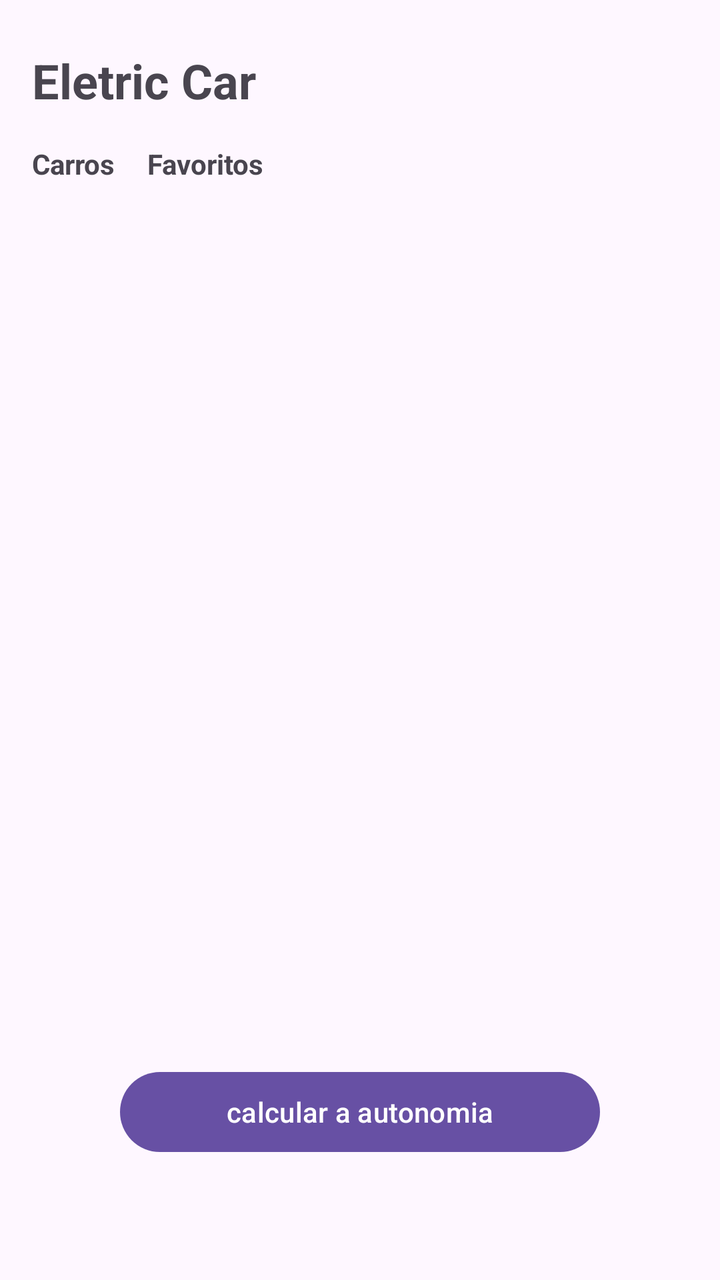
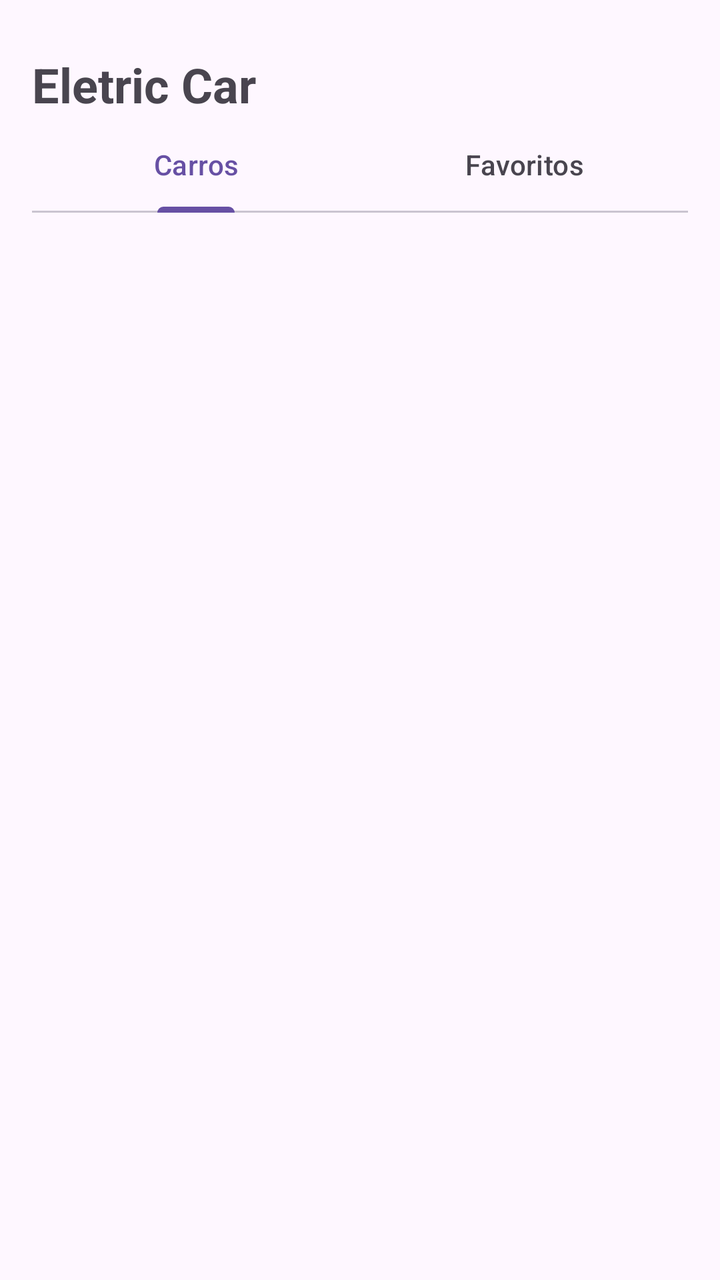

Compare the two renders of this Android layout. The source of the first and the diff that turns it into the second are given below.
<!-- AndroidManifest.xml: application theme Theme.App2_EletricCar -->
<!-- res/layout/activity_main.xml -->
<?xml version="1.0" encoding="utf-8"?>
<androidx.constraintlayout.widget.ConstraintLayout
    xmlns:android="http://schemas.android.com/apk/res/android"
    xmlns:tools="http://schemas.android.com/tools"
    android:id="@+id/main"
    android:layout_width="match_parent"
    android:layout_height="match_parent"
    xmlns:app="http://schemas.android.com/apk/res-auto">

    <TextView
        android:id="@+id/tv_titulo"
        android:layout_width="wrap_content"
        android:layout_height="wrap_content"
        android:layout_marginLeft="16dp"
        android:layout_marginTop="24dp"
        android:text="@string/title"
        android:textSize="24sp"
        android:textStyle="bold"
        app:layout_constraintLeft_toLeftOf="parent"
        app:layout_constraintTop_toTopOf="parent" />

    <TextView
        android:id="@+id/tv_carros"
        android:layout_width="wrap_content"
        android:layout_height="wrap_content"

        android:layout_margin="16dp"
        android:text="@string/carros"
        android:textStyle="bold"
        app:layout_constraintLeft_toLeftOf="parent"
        app:layout_constraintTop_toBottomOf="@id/tv_titulo" />

    <TextView
        android:id="@+id/tv_favoritos"
        android:layout_width="wrap_content"
        android:layout_height="wrap_content"
        android:layout_margin="16dp"
        android:text="@string/favoritos"
        android:textStyle="bold"
        app:layout_constraintStart_toEndOf="@id/tv_carros"
        app:layout_constraintTop_toBottomOf="@id/tv_titulo" />


    <Button
        android:id="@+id/button_calculeAutonomia"
        android:layout_width="0dp"
        android:layout_height="wrap_content"
        android:layout_margin="60dp"
        android:text="calcular a autonomia"
        app:layout_constraintBottom_toBottomOf="parent"
        app:layout_constraintEnd_toEndOf="parent"
        app:layout_constraintStart_toStartOf="parent" />

    <androidx.recyclerview.widget.RecyclerView
        android:id="@+id/rv_list_car"
        android:layout_width="0dp"
        android:layout_height="0dp"
        app:layoutManager="androidx.recyclerview.widget.LinearLayoutManager"
        app:layout_constraintBottom_toTopOf="@+id/button_calculeAutonomia"
        app:layout_constraintEnd_toEndOf="parent"
        app:layout_constraintStart_toStartOf="parent"
        app:layout_constraintTop_toBottomOf="@+id/tv_favoritos"
        tools:listitem="@layout/carro_item"/>


</androidx.constraintlayout.widget.ConstraintLayout>
<!-- res/layout/carro_item.xml (included above) -->
<?xml version="1.0" encoding="utf-8"?>
<androidx.constraintlayout.widget.ConstraintLayout
    xmlns:android="http://schemas.android.com/apk/res/android"
    xmlns:tools="http://schemas.android.com/tools"
    xmlns:app="http://schemas.android.com/apk/res-auto"
    android:id="@+id/main"
    android:layout_width="match_parent"
    android:layout_height="wrap_content">


    <androidx.cardview.widget.CardView
        android:id="@+id/cv_car"
        android:layout_width="wrap_content"
        android:layout_height="wrap_content"
        android:layout_marginTop="28dp"
        android:elevation="24dp"
        app:cardCornerRadius="20dp"
        app:cardBackgroundColor="@color/white"
        app:layout_constraintEnd_toEndOf="parent"
        app:layout_constraintStart_toStartOf="parent"
        app:layout_constraintTop_toTopOf="parent">


        <androidx.constraintlayout.widget.ConstraintLayout
            android:id="@+id/cv_card_content"
            android:layout_width="335dp"
            android:layout_marginBottom="16dp"
            android:layout_height="wrap_content">


            <ImageView
                android:id="@+id/iv_image"
                android:layout_width="match_parent"
                android:layout_height="wrap_content"
                android:layout_margin="12dp"
                android:layout_marginTop="10dp"
                android:src="@drawable/eletric_car"
                app:layout_constraintEnd_toEndOf="parent"
                app:layout_constraintStart_toStartOf="parent"
                app:layout_constraintTop_toTopOf="parent" />

            <TextView
                android:id="@+id/tv_preco"
                android:layout_width="60dp"
                android:layout_height="wrap_content"
                android:layout_margin="16dp"
                android:text="@string/preco"
                android:textStyle="bold"
                app:layout_constraintLeft_toLeftOf="parent"
                app:layout_constraintTop_toBottomOf="@id/iv_image" />

            <TextView
                android:id="@+id/tv_preco_value"
                android:layout_width="wrap_content"
                android:layout_height="wrap_content"
                android:layout_margin="16dp"
                android:text="300.000,000"
                app:layout_constraintStart_toEndOf="@id/tv_preco"
                app:layout_constraintTop_toBottomOf="@id/iv_image" />

            <TextView
                android:id="@+id/tv_bateria"
                android:layout_width="60dp"
                android:layout_height="wrap_content"
                android:layout_margin="16dp"
                android:text="@string/Bateria"
                android:textStyle="bold"
                app:layout_constraintLeft_toLeftOf="parent"
                app:layout_constraintTop_toBottomOf="@id/tv_preco" />

            <TextView
                android:id="@+id/tv_bateria_value"
                android:layout_width="wrap_content"
                android:layout_height="wrap_content"
                android:layout_margin="16dp"
                android:text="93,4 kWh"
                app:layout_constraintStart_toEndOf="@id/tv_bateria"
                app:layout_constraintTop_toBottomOf="@id/tv_preco_value" />

            <TextView
                android:id="@+id/tv_potencia"
                android:layout_width="60dp"
                android:layout_height="wrap_content"
                android:layout_margin="16dp"
                android:text="Potencia"
                android:textStyle="bold"
                app:layout_constraintLeft_toLeftOf="parent"
                app:layout_constraintTop_toBottomOf="@id/tv_bateria" />

            <TextView
                android:id="@+id/tv_potencia_value"
                android:layout_width="wrap_content"
                android:layout_height="wrap_content"
                android:layout_margin="16dp"
                android:text="646 cv"
                app:layout_constraintStart_toEndOf="@id/tv_potencia"
                app:layout_constraintTop_toBottomOf="@id/tv_bateria_value" />


            <TextView
                android:id="@+id/tv_recarga"
                android:layout_width="60dp"
                android:layout_height="wrap_content"
                android:layout_margin="16dp"
                android:text="Recarga"
                android:textStyle="bold"
                app:layout_constraintLeft_toLeftOf="parent"
                app:layout_constraintTop_toBottomOf="@id/tv_potencia" />

            <TextView
                android:id="@+id/tv_recarga_value"
                android:layout_width="wrap_content"
                android:layout_height="wrap_content"
                android:layout_margin="16dp"
                android:text="23min"
                app:layout_constraintStart_toEndOf="@id/tv_recarga"
                app:layout_constraintTop_toBottomOf="@id/tv_potencia_value" />


        </androidx.constraintlayout.widget.ConstraintLayout>
    </androidx.cardview.widget.CardView>

</androidx.constraintlayout.widget.ConstraintLayout>
<!-- resources referenced by this layout -->
<resources>
  <color name="white">#FFFFFFFF</color>
  <!-- drawable eletric_car: png bitmap (drawable, 18036 bytes) -->
  <string name="Bateria">Bateria</string>
  <string name="carros">Carros</string>
  <string name="favoritos">Favoritos</string>
  <string name="preco">Preco</string>
  <string name="title">Eletric Car</string>
  <style name="Theme.App2_EletricCar" parent="Base.Theme.App2_EletricCar" />
  <style name="Base.Theme.App2_EletricCar" parent="Theme.Material3.DayNight.NoActionBar">
          
          
      </style>
</resources>

<!-- the commit's change to res/layout/activity_main.xml (unified diff, before → after) -->
@@ -9,182 +9,51 @@
 
     <TextView
         android:id="@+id/tv_titulo"
+        android:layout_marginTop="26dp"
+        android:layout_marginLeft="16dp"
         android:layout_width="wrap_content"
         android:layout_height="wrap_content"
-        android:layout_marginLeft="16dp"
-        android:layout_marginTop="24dp"
         android:text="@string/title"
         android:textSize="24sp"
         android:textStyle="bold"
         app:layout_constraintLeft_toLeftOf="parent"
         app:layout_constraintTop_toTopOf="parent" />
 
-    <TextView
-        android:id="@+id/tv_carros"
-        android:layout_width="wrap_content"
-        android:layout_height="wrap_content"
-
-        android:layout_margin="16dp"
-        android:text="@string/carros"
-        android:textStyle="bold"
-        app:layout_constraintLeft_toLeftOf="parent"
-        app:layout_constraintTop_toBottomOf="@id/tv_titulo" />
-
-    <TextView
-        android:id="@+id/tv_favoritos"
-        android:layout_width="wrap_content"
-        android:layout_height="wrap_content"
-        android:layout_margin="16dp"
-        android:text="@string/favoritos"
-        android:textStyle="bold"
-        app:layout_constraintStart_toEndOf="@id/tv_carros"
-        app:layout_constraintTop_toBottomOf="@id/tv_titulo" />
 
 
-    <Button
-        android:id="@+id/button_calculeAutonomia"
-        android:layout_width="0dp"
+    <com.google.android.material.tabs.TabLayout
+        android:id="@+id/tab_layout"
+        android:layout_width="match_parent"
         android:layout_height="wrap_content"
-        android:layout_margin="60dp"
-        android:text="calcular a autonomia"
-        app:layout_constraintBottom_toBottomOf="parent"
-        app:layout_constraintEnd_toEndOf="parent"
-        app:layout_constraintStart_toStartOf="parent" />
+        android:layout_marginStart="16dp"
+        android:layout_marginEnd="16dp"
+        app:layout_constraintStart_toStartOf="parent"
+        app:layout_constraintTop_toBottomOf="@id/tv_titulo">
 
-    <androidx.recyclerview.widget.RecyclerView
-        android:id="@+id/rv_list_car"
+        <com.google.android.material.tabs.TabItem
+            android:layout_width="match_parent"
+            android:layout_height="wrap_content"
+            android:text="@string/carros"/>
+
+        <com.google.android.material.tabs.TabItem
+            android:layout_width="match_parent"
+            android:layout_height="wrap_content"
+            android:text="@string/favoritos"
+            />
+
+    </com.google.android.material.tabs.TabLayout>
+
+
+    <androidx.viewpager2.widget.ViewPager2
+        android:id="@+id/vp_view_pager"
         android:layout_width="0dp"
         android:layout_height="0dp"
-        app:layoutManager="androidx.recyclerview.widget.LinearLayoutManager"
-        app:layout_constraintBottom_toTopOf="@+id/button_calculeAutonomia"
+        app:layout_constraintStart_toStartOf="parent"
         app:layout_constraintEnd_toEndOf="parent"
-        app:layout_constraintStart_toStartOf="parent"
-        app:layout_constraintTop_toBottomOf="@+id/tv_favoritos"
-        tools:listitem="@layout/carro_item"/>
+        app:layout_constraintTop_toBottomOf="@id/tab_layout"
+        app:layout_constraintBottom_toBottomOf="parent">
+
+    </androidx.viewpager2.widget.ViewPager2>
 
 
 </androidx.constraintlayout.widget.ConstraintLayout>
-<!-- res/layout/carro_item.xml (included above) -->
-<?xml version="1.0" encoding="utf-8"?>
-<androidx.constraintlayout.widget.ConstraintLayout
-    xmlns:android="http://schemas.android.com/apk/res/android"
-    xmlns:tools="http://schemas.android.com/tools"
-    xmlns:app="http://schemas.android.com/apk/res-auto"
-    android:id="@+id/main"
-    android:layout_width="match_parent"
-    android:layout_height="wrap_content">
-
-
-    <androidx.cardview.widget.CardView
-        android:id="@+id/cv_car"
-        android:layout_width="wrap_content"
-        android:layout_height="wrap_content"
-        android:layout_marginTop="28dp"
-        android:elevation="24dp"
-        app:cardCornerRadius="20dp"
-        app:cardBackgroundColor="@color/white"
-        app:layout_constraintEnd_toEndOf="parent"
-        app:layout_constraintStart_toStartOf="parent"
-        app:layout_constraintTop_toTopOf="parent">
-
-
-        <androidx.constraintlayout.widget.ConstraintLayout
-            android:id="@+id/cv_card_content"
-            android:layout_width="335dp"
-            android:layout_marginBottom="16dp"
-            android:layout_height="wrap_content">
-
-
-            <ImageView
-                android:id="@+id/iv_image"
-                android:layout_width="match_parent"
-                android:layout_height="wrap_content"
-                android:layout_margin="12dp"
-                android:layout_marginTop="10dp"
-                android:src="@drawable/eletric_car"
-                app:layout_constraintEnd_toEndOf="parent"
-                app:layout_constraintStart_toStartOf="parent"
-                app:layout_constraintTop_toTopOf="parent" />
-
-            <TextView
-                android:id="@+id/tv_preco"
-                android:layout_width="60dp"
-                android:layout_height="wrap_content"
-                android:layout_margin="16dp"
-                android:text="@string/preco"
-                android:textStyle="bold"
-                app:layout_constraintLeft_toLeftOf="parent"
-                app:layout_constraintTop_toBottomOf="@id/iv_image" />
-
-            <TextView
-                android:id="@+id/tv_preco_value"
-                android:layout_width="wrap_content"
-                android:layout_height="wrap_content"
-                android:layout_margin="16dp"
-                android:text="300.000,000"
-                app:layout_constraintStart_toEndOf="@id/tv_preco"
-                app:layout_constraintTop_toBottomOf="@id/iv_image" />
-
-            <TextView
-                android:id="@+id/tv_bateria"
-                android:layout_width="60dp"
-                android:layout_height="wrap_content"
-                android:layout_margin="16dp"
-                android:text="@string/Bateria"
-                android:textStyle="bold"
-                app:layout_constraintLeft_toLeftOf="parent"
-                app:layout_constraintTop_toBottomOf="@id/tv_preco" />
-
-            <TextView
-                android:id="@+id/tv_bateria_value"
-                android:layout_width="wrap_content"
-                android:layout_height="wrap_content"
-                android:layout_margin="16dp"
-                android:text="93,4 kWh"
-                app:layout_constraintStart_toEndOf="@id/tv_bateria"
-                app:layout_constraintTop_toBottomOf="@id/tv_preco_value" />
-
-            <TextView
-                android:id="@+id/tv_potencia"
-                android:layout_width="60dp"
-                android:layout_height="wrap_content"
-                android:layout_margin="16dp"
-                android:text="Potencia"
-                android:textStyle="bold"
-                app:layout_constraintLeft_toLeftOf="parent"
-                app:layout_constraintTop_toBottomOf="@id/tv_bateria" />
-
-            <TextView
-                android:id="@+id/tv_potencia_value"
-                android:layout_width="wrap_content"
-                android:layout_height="wrap_content"
-                android:layout_margin="16dp"
-                android:text="646 cv"
-                app:layout_constraintStart_toEndOf="@id/tv_potencia"
-                app:layout_constraintTop_toBottomOf="@id/tv_bateria_value" />
-
-
-            <TextView
-                android:id="@+id/tv_recarga"
-                android:layout_width="60dp"
-                android:layout_height="wrap_content"
-                android:layout_margin="16dp"
-                android:text="Recarga"
-                android:textStyle="bold"
-                app:layout_constraintLeft_toLeftOf="parent"
-                app:layout_constraintTop_toBottomOf="@id/tv_potencia" />
-
-            <TextView
-                android:id="@+id/tv_recarga_value"
-                android:layout_width="wrap_content"
-                android:layout_height="wrap_content"
-                android:layout_margin="16dp"
-                android:text="23min"
-                app:layout_constraintStart_toEndOf="@id/tv_recarga"
-                app:layout_constraintTop_toBottomOf="@id/tv_potencia_value" />
-
-
-        </androidx.constraintlayout.widget.ConstraintLayout>
-    </androidx.cardview.widget.CardView>
-
-</androidx.constraintlayout.widget.ConstraintLayout>
<!-- resource entries referenced after the edit -->
@@ -1,11 +1,7 @@
 <!-- resources referenced by this layout -->
 <resources>
-  <color name="white">#FFFFFFFF</color>
-  <!-- drawable eletric_car: png bitmap (drawable, 18036 bytes) -->
-  <string name="Bateria">Bateria</string>
   <string name="carros">Carros</string>
   <string name="favoritos">Favoritos</string>
-  <string name="preco">Preco</string>
   <string name="title">Eletric Car</string>
   <style name="Theme.App2_EletricCar" parent="Base.Theme.App2_EletricCar" />
   <style name="Base.Theme.App2_EletricCar" parent="Theme.Material3.DayNight.NoActionBar">
